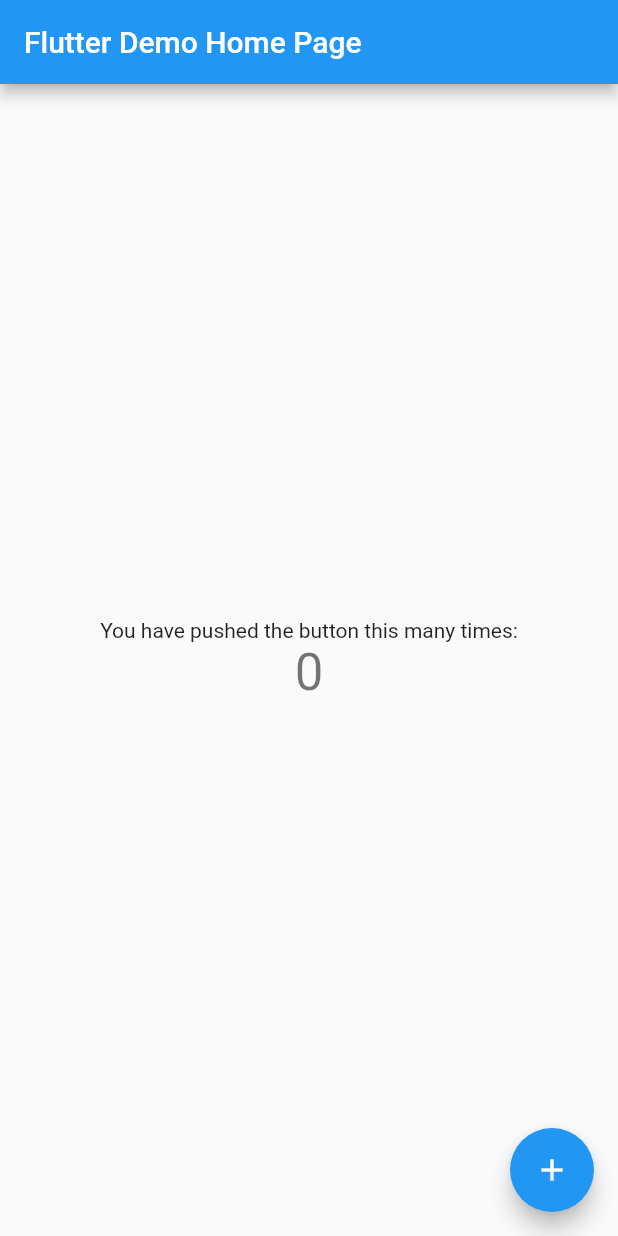
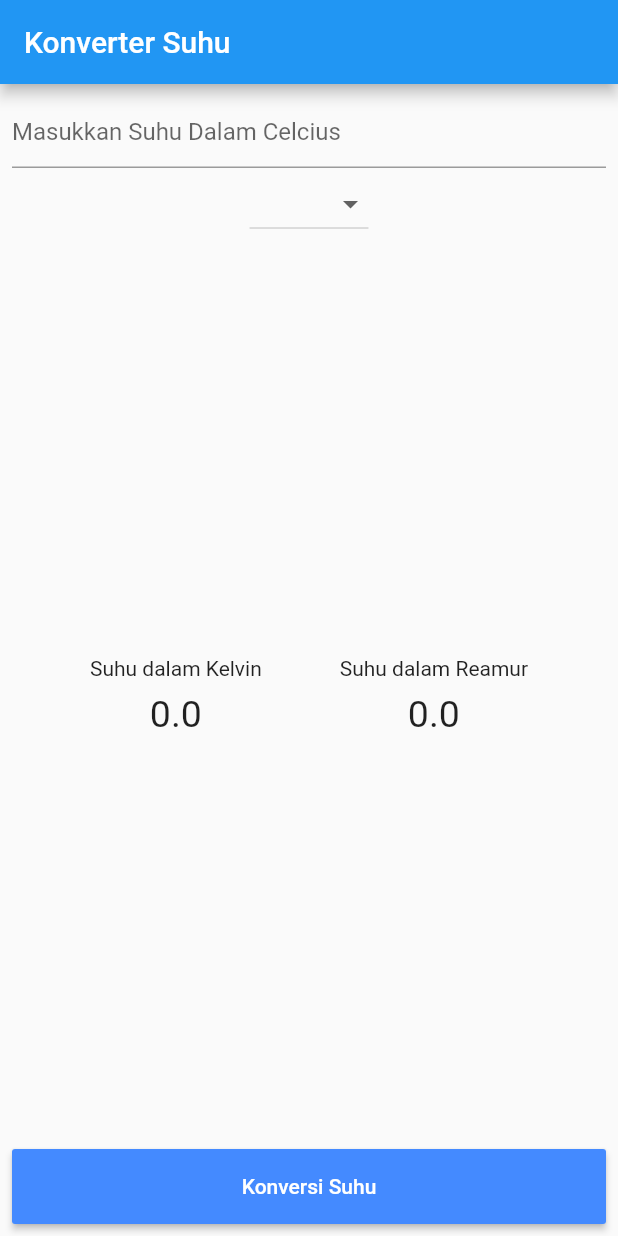
Before and after one commit to chafidhoturrochimah/flutter_statefull_map, a Flutter app: the screen it shows after launch, on a phone screen of 412 x 824 dp. Run offline on Flutter 3.47's test engine with Material 2 defaults, Android fonts, the phone set to English and light mode, and no system bars.

Commit message:
update dropdown

```diff
--- /dev/null
+++ b/lib/Convert.dart
@@ -0,0 +1,24 @@
+import 'package:flutter/material.dart';
+
+class Convert extends StatelessWidget {
+  const Convert({
+    Key key, @required this.konvertHandler,
+  }) : super(key: key);
+
+  final Function konvertHandler;
+
+  @override
+  Widget build(BuildContext context) {
+    return Container(
+      width: double.infinity,
+      height: 50,
+      // ignore: deprecated_member_use
+      child: RaisedButton(
+        onPressed: konvertHandler,
+        color: Colors.blueAccent,
+        textColor: Colors.white,
+        child: Text("Konversi Suhu"),
+      ),
+    );
+  }
+}
--- /dev/null
+++ b/lib/Input.dart
@@ -0,0 +1,21 @@
+import 'package:flutter/material.dart';
+import 'package:flutter/services.dart';
+
+class Input extends StatelessWidget {
+  const Input({
+    Key key,
+    @required this.etInput,
+  }) : super(key: key);
+
+  final TextEditingController etInput;
+
+  @override
+  Widget build(BuildContext context) {
+    return TextFormField(
+      decoration: InputDecoration(hintText: "Masukkan Suhu Dalam Celcius"),
+      inputFormatters: [FilteringTextInputFormatter.digitsOnly],
+      controller: etInput,
+      keyboardType: TextInputType.number,
+    );
+  }
+}
--- /dev/null
+++ b/lib/Result.dart
@@ -0,0 +1,42 @@
+import 'package:flutter/material.dart';
+
+class Result extends StatelessWidget {
+  const Result({
+    Key key,
+    @required double kelvin,
+    @required double reamur,
+  }) : _kelvin = kelvin, _reamur = reamur, super(key: key);
+
+  final double _kelvin;
+  final double _reamur;
+
+  @override
+  Widget build(BuildContext context) {
+    return Expanded(
+      child: Row (
+        mainAxisAlignment: MainAxisAlignment.spaceEvenly,
+        children: <Widget> [
+          Column(
+            mainAxisAlignment: MainAxisAlignment.center,
+            children: <Widget> [
+              Text('Suhu dalam Kelvin',
+              style: TextStyle(height: 1.5)
+              ),
+              Text('$_kelvin', style: TextStyle(height: 1.5, fontSize:25),),
+            ],
+          ),
+
+          Column(
+            mainAxisAlignment: MainAxisAlignment.center,
+            children: <Widget> [
+              Text('Suhu dalam Reamur',
+              style: TextStyle(height: 1.5)
+              ),
+              Text('$_reamur', style: TextStyle(height: 1.5, fontSize:25),),
+            ],
+          ),
+        ],
+      ),
+    );
+  }
+}
--- a/lib/main.dart
+++ b/lib/main.dart
@@ -1,113 +1,71 @@
 import 'package:flutter/material.dart';
+import 'Input.dart';
+import 'Convert.dart';
+import 'Result.dart';
 
 void main() {
   runApp(MyApp());
 }
 
-class MyApp extends StatelessWidget {
+class MyApp extends StatefulWidget {
+  @override
+  _MyAppState createState() => _MyAppState();
+}
+
+class _MyAppState extends State<MyApp> {
+  //controller
+  TextEditingController etInput = new TextEditingController();
+
+  //variabel berubah
+  double _inputUser = 0;
+  double _kelvin = 0;
+  double _reamur = 0;
+
+  void konversiSuhu() {
+    setState(() {
+      _inputUser = double.parse(etInput.text);
+      _kelvin = _inputUser + 273;
+      _reamur = _inputUser * (4 / 5);
+    });
+  }
+
   // This widget is the root of your application.
   @override
   Widget build(BuildContext context) {
     return MaterialApp(
         title: 'Flutter Demo',
         theme: ThemeData(
-        // This is the theme of your application.
-        //
-        // Try running your application with "flutter run". You'll see the
-        // application has a blue toolbar. Then, without quitting the app, try
-        // changing the primarySwatch below to Colors.green and then invoke
-        // "hot reload" (press "r" in the console where you ran "flutter run",
-        // or simply save your changes to "hot reload" in a Flutter IDE).
-        // Notice that the counter didn't reset back to zero; the application
-        // is not restarted.
           primarySwatch: Colors.blue,
+          visualDensity: VisualDensity.adaptivePlatformDensity,
         ),
-      home: MyHomePage(title: 'Flutter Demo Home Page'),
-    );
-  }
-}
-
-class MyHomePage extends StatefulWidget {
-  MyHomePage({Key key, this.title}) : super(key: key);
-
-  // This widget is the home page of your application. It is stateful, meaning
-  // that it has a State object (defined below) that contains fields that affect
-  // how it looks.
-
-  // This class is the configuration for the state. It holds the values (in this
-  // case the title) provided by the parent (in this case the App widget) and
-  // used by the build method of the State. Fields in a Widget subclass are
-  // always marked "final".
-
-  final String title;
-
-  @override
-  _MyHomePageState createState() => _MyHomePageState();
-}
-
-class _MyHomePageState extends State<MyHomePage> {
-  int _counter = 0;
-
-  void _incrementCounter() {
-    setState(() {
-      // This call to setState tells the Flutter framework that something has
-      // changed in this State, which causes it to rerun the build method below
-      // so that the display can reflect the updated values. If we changed
-      // _counter without calling setState(), then the build method would not be
-      // called again, and so nothing would appear to happen.
-      _counter++;
-    });
-  }
-
-  @override
-  Widget build(BuildContext context) {
-    // This method is rerun every time setState is called, for instance as done
-    // by the _incrementCounter method above.
-    //
-    // The Flutter framework has been optimized to make rerunning build methods
-    // fast, so that you can just rebuild anything that needs updating rather
-    // than having to individually change instances of widgets.
-    return Scaffold(
+        home: Scaffold(
           appBar: AppBar(
-        // Here we take the value from the MyHomePage object that was created by
-        // the App.build method, and use it to set our appbar title.
-        title: Text(widget.title),
+            title: Text("Konverter Suhu"),
           ),
-      body: Center(
-        // Center is a layout widget. It takes a single child and positions it
-        // in the middle of the parent.
+          body: Container(
+            margin: EdgeInsets.all(8),
             child: Column(
-          // Column is also a layout widget. It takes a list of children and
-          // arranges them vertically. By default, it sizes itself to fit its
-          // children horizontally, and tries to be as tall as its parent.
-          //
-          // Invoke "debug painting" (press "p" in the console, choose the
-          // "Toggle Debug Paint" action from the Flutter Inspector in Android
-          // Studio, or the "Toggle Debug Paint" command in Visual Studio Code)
-          // to see the wireframe for each widget.
-          //
-          // Column has various properties to control how it sizes itself and
-          // how it positions its children. Here we use mainAxisAlignment to
-          // center the children vertically; the main axis here is the vertical
-          // axis because Columns are vertical (the cross axis would be
-          // horizontal).
-          mainAxisAlignment: MainAxisAlignment.center,
-          children: <Widget>[
-            Text(
-              'You have pushed the button this many times:',
+              children: [
+                Input(etInput: etInput),
+                DropdownButton(
+                  items: [
+                    DropdownMenuItem(
+                        value: "Kelvin",
+                        child: Container(child: Text("Kelvin"))),
+                    DropdownMenuItem(
+                        value: "Reamur",
+                        child: Container(child: Text("Reamur"))),
+                  ],
+                  value: null,
+                  onChanged: (String changeValue) {},
                 ),
-            Text(
-              '$_counter',
-              style: Theme.of(context).textTheme.headline4,
+                Result(kelvin: _kelvin, reamur: _reamur),
+                Convert(
+                  konvertHandler: konversiSuhu,
                 ),
               ],
             ),
           ),
-      floatingActionButton: FloatingActionButton(
-        onPressed: _incrementCounter,
-        tooltip: 'Increment',
-        child: Icon(Icons.add),
-      ), // This trailing comma makes auto-formatting nicer for build methods.
-    );
+        ));
   }
 }
```
Lines whose indentation alone changed are shown as unchanged.
